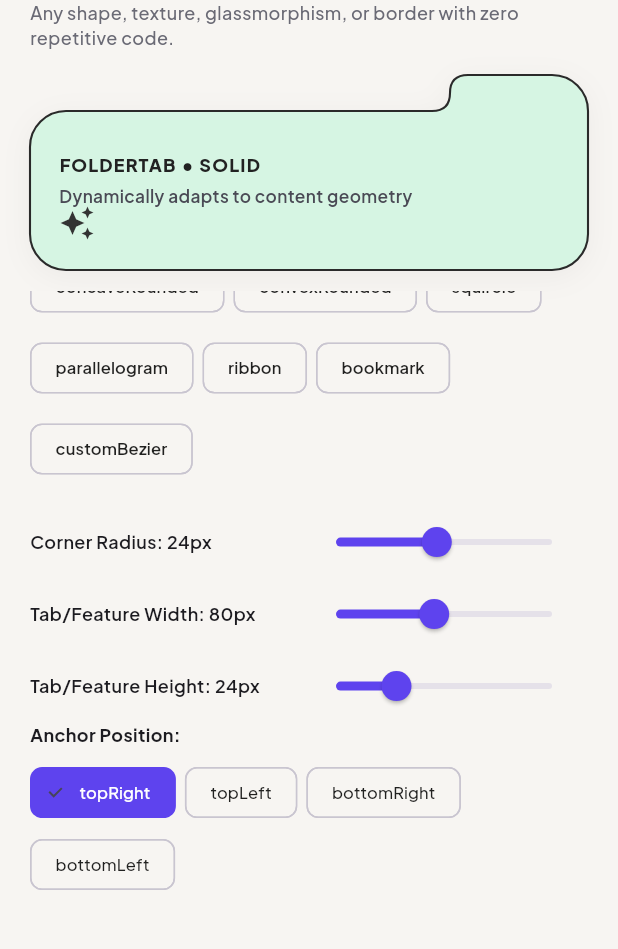
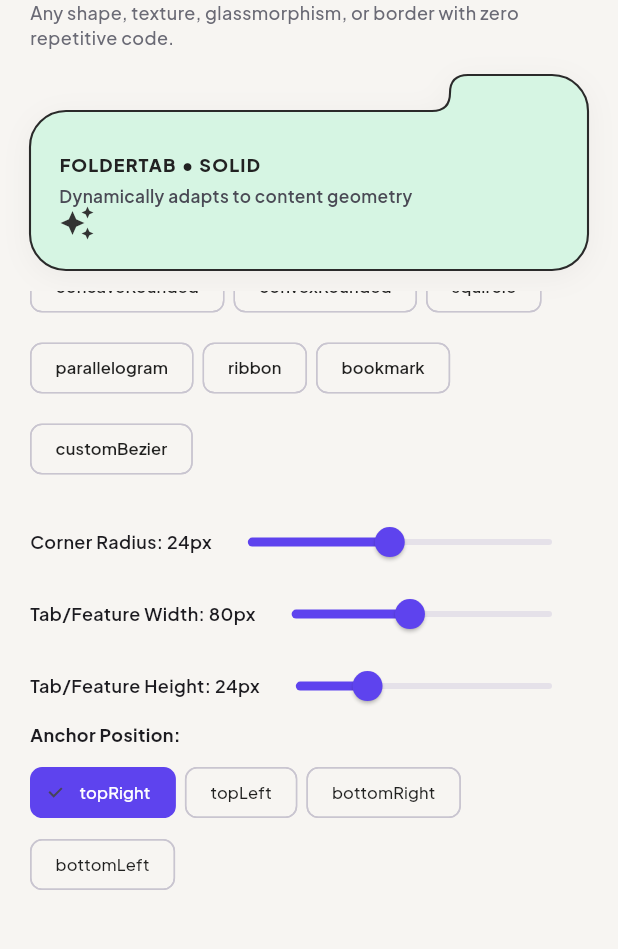
Before and after one commit to juwelzan/material_4, a Flutter app: the _ShapePlaygroundModal widget shown alone on an empty page, opened directly, scrolled down 1152 dp, on a phone screen of 412 x 824 dp, the part 90-1039 px from its top. Run offline on Flutter 3.47's test engine with Material 3 defaults, Android fonts, the phone set to English and light mode, and no system bars; our stand-ins replace google_fonts.

Commit message:
fix: prevent layout overflows and text truncation in dashboard screen and bottom bar widgets

```diff
--- a/example/lib/features/school/presentation/school_dashboard_screen.dart
+++ b/example/lib/features/school/presentation/school_dashboard_screen.dart
@@ -351,12 +351,16 @@ class _SchoolDashboardScreenState extends State<SchoolDashboardScreen> {
                       color: Color(0xDDFFFFFF),
                     ),
                     const SizedBox(width: 4),
-                    Text(
+                    Flexible(
+                      child: Text(
                         '10:30 AM - 11:15 AM',
+                        overflow: TextOverflow.ellipsis,
+                        maxLines: 1,
                         style: GoogleFonts.plusJakartaSans(
                           color: Colors.white.withValues(alpha: 0.90),
                           fontSize: 12,
                           fontWeight: FontWeight.w600,
+                        ),
                       ),
                     ),
                   ],
@@ -704,12 +708,16 @@ class _SchoolDashboardScreenState extends State<SchoolDashboardScreen> {
               children: [
                 Row(
                   children: [
-                    Text(
+                    Flexible(
+                      child: Text(
                         titles[_morphStep],
+                        overflow: TextOverflow.ellipsis,
+                        maxLines: 1,
                         style: GoogleFonts.plusJakartaSans(
                           fontSize: 13.5,
                           fontWeight: FontWeight.w800,
                           color: const Color(0xFF1E1E24),
+                        ),
                       ),
                     ),
                     const SizedBox(width: 6),
@@ -736,6 +744,8 @@ class _SchoolDashboardScreenState extends State<SchoolDashboardScreen> {
                 const SizedBox(height: 2),
                 Text(
                   'Smooth implicit path interpolation with zero lag',
+                  overflow: TextOverflow.ellipsis,
+                  maxLines: 1,
                   style: GoogleFonts.plusJakartaSans(
                     fontSize: 11,
                     fontWeight: FontWeight.w500,
@@ -812,6 +822,8 @@ class _SchoolDashboardScreenState extends State<SchoolDashboardScreen> {
                     children: [
                       Text(
                         'Grade 11 Science Exhibition',
+                        overflow: TextOverflow.ellipsis,
+                        maxLines: 1,
                         style: GoogleFonts.plusJakartaSans(
                           fontSize: 13.5,
                           fontWeight: FontWeight.w700,
@@ -820,6 +832,8 @@ class _SchoolDashboardScreenState extends State<SchoolDashboardScreen> {
                       ),
                       Text(
                         '1st Place Project • 2 Days Remaining',
+                        overflow: TextOverflow.ellipsis,
+                        maxLines: 1,
                         style: GoogleFonts.plusJakartaSans(
                           fontSize: 11,
                           fontWeight: FontWeight.w500,
@@ -867,6 +881,8 @@ class _SchoolDashboardScreenState extends State<SchoolDashboardScreen> {
               children: [
                 Text(
                   'Final Term Hall Pass #9281',
+                  overflow: TextOverflow.ellipsis,
+                  maxLines: 1,
                   style: GoogleFonts.plusJakartaSans(
                     fontSize: 13.5,
                     fontWeight: FontWeight.w700,
@@ -875,6 +891,8 @@ class _SchoolDashboardScreenState extends State<SchoolDashboardScreen> {
                 ),
                 Text(
                   'Verified • Ready to Print',
+                  overflow: TextOverflow.ellipsis,
+                  maxLines: 1,
                   style: GoogleFonts.plusJakartaSans(
                     fontSize: 11,
                     fontWeight: FontWeight.w500,
@@ -932,6 +950,8 @@ class _SchoolDashboardScreenState extends State<SchoolDashboardScreen> {
               children: [
                 Text(
                   'Digital Library Pass',
+                  overflow: TextOverflow.ellipsis,
+                  maxLines: 1,
                   style: GoogleFonts.plusJakartaSans(
                     fontSize: 13.5,
                     fontWeight: FontWeight.w800,
@@ -940,6 +960,8 @@ class _SchoolDashboardScreenState extends State<SchoolDashboardScreen> {
                 ),
                 Text(
                   'Guilloche Security Watermark • 4 Books Checked Out',
+                  overflow: TextOverflow.ellipsis,
+                  maxLines: 1,
                   style: GoogleFonts.plusJakartaSans(
                     fontSize: 11,
                     fontWeight: FontWeight.w500,
@@ -999,6 +1021,8 @@ class _SchoolDashboardScreenState extends State<SchoolDashboardScreen> {
                     children: [
                       Text(
                         'Dynamic Shape & Texture Studio',
+                        overflow: TextOverflow.ellipsis,
+                        maxLines: 1,
                         style: GoogleFonts.plusJakartaSans(
                           fontSize: 13,
                           fontWeight: FontWeight.w700,
@@ -1007,6 +1031,8 @@ class _SchoolDashboardScreenState extends State<SchoolDashboardScreen> {
                       ),
                       Text(
                         '13 shapes, 7 borders, 5 patterns, glass & inner shadows',
+                        overflow: TextOverflow.ellipsis,
+                        maxLines: 1,
                         style: GoogleFonts.plusJakartaSans(
                           fontSize: 11,
                           fontWeight: FontWeight.w500,
@@ -1460,13 +1486,15 @@ class _ShapePlaygroundModalState extends State<_ShapePlaygroundModal> {
                         fontWeight: FontWeight.w600,
                       ),
                     ),
-                    Slider(
+                    Expanded(
+                      child: Slider(
                         value: _cornerRadius,
                         min: 10,
                         max: 40,
                         activeColor: const Color(0xFF5E43EE),
                         onChanged: (val) => setState(() => _cornerRadius = val),
                       ),
+                    ),
                   ],
                 ),
 
@@ -1481,13 +1509,15 @@ class _ShapePlaygroundModalState extends State<_ShapePlaygroundModal> {
                         fontWeight: FontWeight.w600,
                       ),
                     ),
-                    Slider(
+                    Expanded(
+                      child: Slider(
                         value: _tabWidth,
                         min: 30,
                         max: 140,
                         activeColor: const Color(0xFF5E43EE),
                         onChanged: (val) => setState(() => _tabWidth = val),
                       ),
+                    ),
                   ],
                 ),
 
@@ -1502,13 +1532,15 @@ class _ShapePlaygroundModalState extends State<_ShapePlaygroundModal> {
                         fontWeight: FontWeight.w600,
                       ),
                     ),
-                    Slider(
+                    Expanded(
+                      child: Slider(
                         value: _tabHeight,
                         min: 10,
                         max: 60,
                         activeColor: const Color(0xFF5E43EE),
                         onChanged: (val) => setState(() => _tabHeight = val),
                       ),
+                    ),
                   ],
                 ),
 
@@ -1524,13 +1556,15 @@ class _ShapePlaygroundModalState extends State<_ShapePlaygroundModal> {
                           fontWeight: FontWeight.w600,
                         ),
                       ),
-                      Slider(
+                      Expanded(
+                        child: Slider(
                           value: _dashLength,
                           min: 3,
                           max: 20,
                           activeColor: const Color(0xFF5E43EE),
                           onChanged: (val) => setState(() => _dashLength = val),
                         ),
+                      ),
                     ],
                   ),
                   Row(
@@ -1543,12 +1577,14 @@ class _ShapePlaygroundModalState extends State<_ShapePlaygroundModal> {
                           fontWeight: FontWeight.w600,
                         ),
                       ),
-                      Slider(
+                      Expanded(
+                        child: Slider(
                           value: _dashGap,
                           min: 2,
                           max: 12,
                           activeColor: const Color(0xFF5E43EE),
                           onChanged: (val) => setState(() => _dashGap = val),
+                        ),
                       ),
                     ],
                   ),
--- a/example/lib/features/school/widgets/fluid_wave_bottom_bar.dart
+++ b/example/lib/features/school/widgets/fluid_wave_bottom_bar.dart
@@ -107,17 +107,17 @@ class _FluidWaveBottomBarState extends State<FluidWaveBottomBar>
               bottom: bottomPadding > 0 ? bottomPadding : 12,
             ),
             child: Row(
-              mainAxisAlignment: MainAxisAlignment.spaceAround,
               children: List.generate(_items.length, (index) {
                 final isSelected = widget.selectedIndex == index;
                 final item = _items[index];
-                return GestureDetector(
+                return Expanded(
+                  child: GestureDetector(
                     onTap: () => widget.onItemSelected(index),
                     behavior: HitTestBehavior.opaque,
                     child: AnimatedContainer(
                       duration: const Duration(milliseconds: 250),
                       padding: const EdgeInsets.symmetric(
-                      horizontal: 14,
+                        horizontal: 4,
                         vertical: 6,
                       ),
                       child: Column(
@@ -133,16 +133,20 @@ class _FluidWaveBottomBarState extends State<FluidWaveBottomBar>
                           const SizedBox(height: 4),
                           Text(
                             item.label,
+                            overflow: TextOverflow.ellipsis,
+                            maxLines: 1,
                             style: GoogleFonts.plusJakartaSans(
                               fontSize: 11,
-                            fontWeight:
-                                isSelected ? FontWeight.w700 : FontWeight.w500,
+                              fontWeight: isSelected
+                                  ? FontWeight.w700
+                                  : FontWeight.w500,
                               color: isSelected
                                   ? const Color(0xFF222222)
                                   : const Color(0xFF9E9EA7),
                             ),
                           ),
                         ],
+                      ),
                     ),
                   ),
                 );
--- a/lib/src/layout/shape_safe_region.dart
+++ b/lib/src/layout/shape_safe_region.dart
@@ -214,9 +214,12 @@ class ShapeSafeRegion {
         break;
 
       case DynamicShapeType.hexagonSoft:
-        final hexAllowance = size.width * 0.12 + strokeOffset;
-        left = math.max(left, hexAllowance);
-        right = math.max(right, hexAllowance);
+        final hexCorner =
+            math.min(config.cornerRadius, 14.0) * 0.45 + strokeOffset;
+        left = math.max(left, hexCorner);
+        right = math.max(right, hexCorner);
+        top = math.max(top, size.height * 0.08 + strokeOffset);
+        bottom = math.max(bottom, size.height * 0.08 + strokeOffset);
         break;
 
       case DynamicShapeType.chamferDiagonal:
```
Also changed, not shown: 1 other file. Lines whose indentation alone changed are shown as unchanged.
